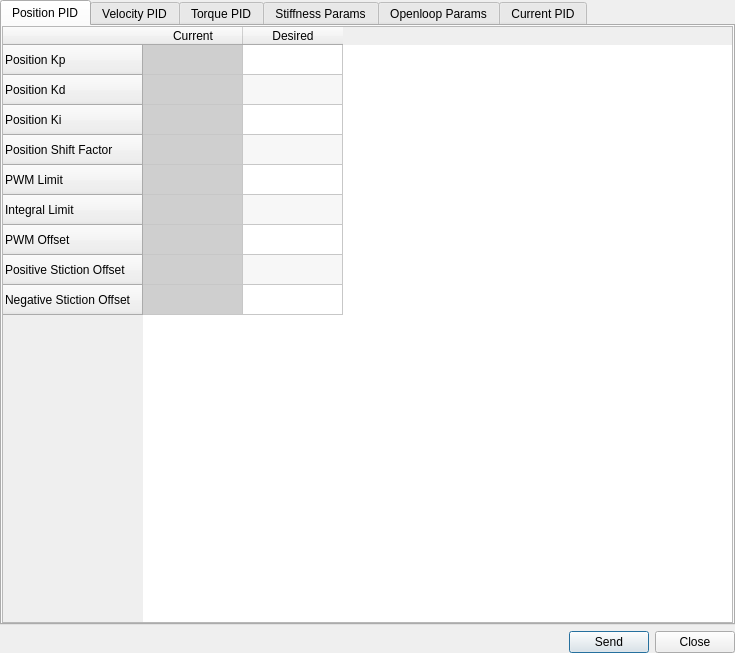
Before: the Qt Designer form src/yarpmotorgui-qt/piddlg.ui in robotology/yarp, drawn with Qt 5.
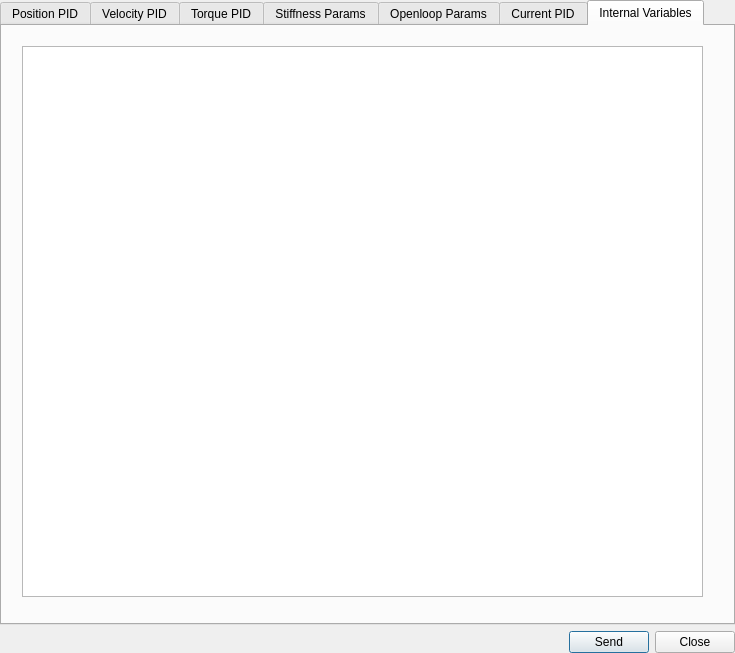
After: the same form once the commit is applied. The open tabs and pages were chosen to show the change.

Commit message: added IRemoteVariables interface

The edit to the form file:
```diff
--- a/src/yarpmotorgui-qt/piddlg.ui
+++ b/src/yarpmotorgui-qt/piddlg.ui
@@ -1723,6 +1723,24 @@
        </item>
       </widget>
      </widget>
+     <widget class="QWidget" name="tabVariables">
+      <attribute name="title">
+       <string>Internal Variables</string>
+      </attribute>
+      <widget class="QTableWidget" name="tableVariables">
+       <property name="geometry">
+        <rect>
+         <x>20</x>
+         <y>20</y>
+         <width>681</width>
+         <height>551</height>
+        </rect>
+       </property>
+       <property name="alternatingRowColors">
+        <bool>true</bool>
+       </property>
+      </widget>
+     </widget>
     </widget>
    </item>
    <item>
```
Left out of the diff: 2 changed lines with no effect on the pictures. The commit also changes 18 other files.
